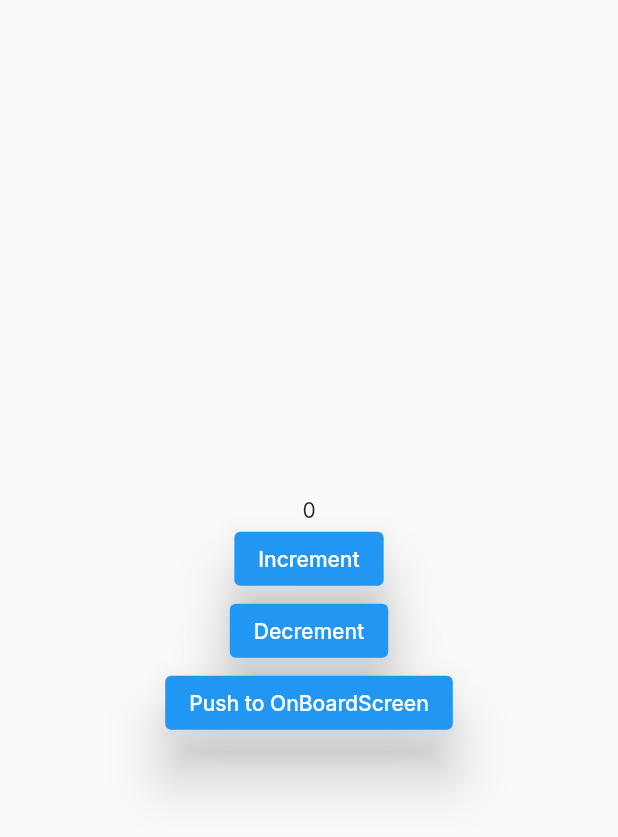
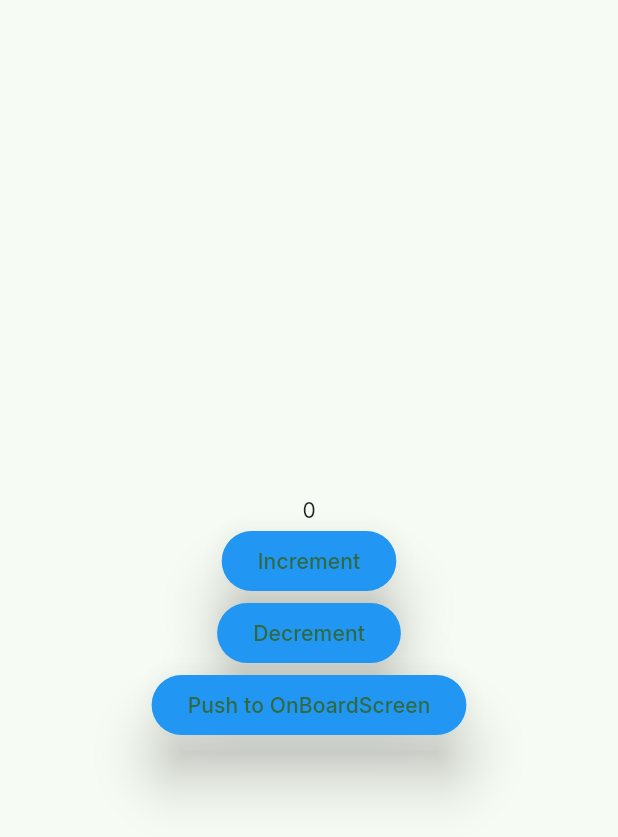
Before and after one commit to quocbao238/Flutter-NinjaFood-Restaurant, a Flutter app: the screen it shows after launch, on a phone screen of 412 x 824 dp. Shown: the top 837 px of the screen. Run offline on Flutter 3.47's test engine with Material 2 defaults, Android fonts, the phone set to English and light mode, and no system bars; our stand-ins replace get, google_fonts, shared_preferences.

Commit message:
Implement core widget + Theme

```diff
--- a/lib/app/features/auth/presentation/onboard/onboard_screen.dart
+++ b/lib/app/features/auth/presentation/onboard/onboard_screen.dart
@@ -1,5 +1,4 @@
 import 'package:flutter/material.dart';
-import 'package:get/get.dart';
 import 'package:ninjafood/app/base_widget/base_widget.dart';
 import 'package:ninjafood/app/features/auth/presentation/onboard/devices/onboard_mobile_view.dart';
 
--- a/lib/app/theme/theme.dart
+++ b/lib/app/theme/theme.dart
@@ -3,3 +3,5 @@ library theme;
 import 'package:flutter/material.dart';
 import 'package:google_fonts/google_fonts.dart';
 part 'theme_primary.dart';
+part 'theme_color.dart';
+part 'theme_text.dart';
--- /dev/null
+++ b/lib/app/theme/theme_color.dart
@@ -0,0 +1,9 @@
+part of 'theme.dart';
+
+class ThemeColors {
+  ///Colors
+  static const primaryColor = Color(0xFF53E88B);
+  static const backgroundColor = Color(0xFFFFFFFF);
+  static const textPrimaryColor = Color(0xFF09051C);
+  static const textSubColor = Color(0xFF3B3B3B);
+}
--- a/lib/app/theme/theme_primary.dart
+++ b/lib/app/theme/theme_primary.dart
@@ -1,21 +1,18 @@
 part of 'theme.dart';
 
 class ThemePrimary {
-  ///Colors
-  static const primaryColor = Color(0xff3C6100);
-  static const textPrimaryColor = Color(0xFF4a4848);
-  static const textSubColor = Color(0xFFA3A3A3);
-
   static theme() {
     return ThemeData(
       textTheme: GoogleFonts.interTextTheme(),
-      primaryColor: primaryColor,
-      snackBarTheme: SnackBarThemeData(
-          backgroundColor: primaryColor, actionTextColor: Colors.white),
-      dialogTheme: DialogTheme(
-          backgroundColor: Colors.white,
-          contentTextStyle: TextStyle(color: primaryColor)),
-      buttonTheme: ButtonThemeData(buttonColor: primaryColor),
+      colorSchemeSeed: ThemeColors.primaryColor,
+      brightness: Brightness.light,
+      primaryTextTheme: ThemeText.appTextTheme(),
+      useMaterial3: true,
+
+      // other
+      textButtonTheme: TextButtonThemeData(style: ButtonStyle()),
+      elevatedButtonTheme: ElevatedButtonThemeData(style: ButtonStyle()),
+      outlinedButtonTheme: OutlinedButtonThemeData(style: ButtonStyle()),
     );
   }
 }
--- /dev/null
+++ b/lib/app/theme/theme_text.dart
@@ -0,0 +1,17 @@
+part of 'theme.dart';
+
+class ThemeText {
+  static TextTheme appTextTheme() {
+    return TextTheme(
+      displayLarge: TextStyle(fontSize: 64.0),
+      displayMedium: TextStyle(fontSize: 48.0),
+      displaySmall: TextStyle(fontSize: 32.0),
+      headlineLarge: TextStyle(fontSize: 32.0),
+      headlineMedium: TextStyle(fontSize: 24),
+      headlineSmall: TextStyle(fontSize: 22),
+      bodyLarge: TextStyle(fontSize: 20),
+      bodyMedium: TextStyle(fontSize: 18),
+      bodySmall: TextStyle(fontSize: 16),
+    );
+  }
+}
```
Also changed, not shown: lib/app/theme/core_widget/app_button.dart (added, +62 -0 lines), lib/app/theme/core_widget/app_card.dart (added), lib/app/theme/core_widget/app_checkbox.dart (added), lib/app/theme/core_widget/app_icon.dart (added), lib/app/theme/core_widget/app_loading.dart (added), lib/app/theme/core_widget/app_text_field.dart (added).
